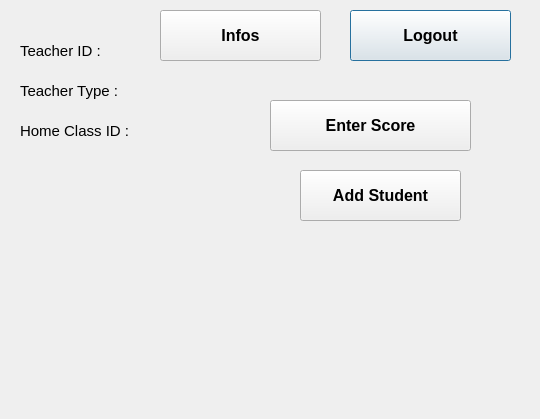
First picture: the form in teacherHome.ui, repository LocNgoXuan23/OOAP_BTL, before the edit.
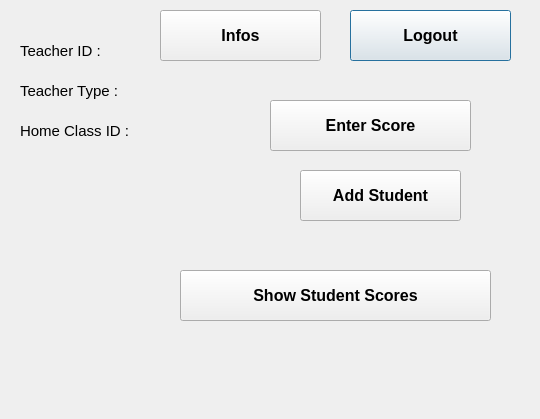
Second picture: the form after the edit.

What changed in the file:
```diff
--- a/teacherHome.ui
+++ b/teacherHome.ui
@@ -147,6 +147,26 @@
     <string>Home Class ID :</string>
    </property>
   </widget>
+  <widget class="QPushButton" name="showStudentScoresBtn">
+   <property name="geometry">
+    <rect>
+     <x>180</x>
+     <y>270</y>
+     <width>311</width>
+     <height>51</height>
+    </rect>
+   </property>
+   <property name="font">
+    <font>
+     <pointsize>12</pointsize>
+     <weight>75</weight>
+     <bold>true</bold>
+    </font>
+   </property>
+   <property name="text">
+    <string>Show Student Scores</string>
+   </property>
+  </widget>
  </widget>
  <resources/>
  <connections/>
```
